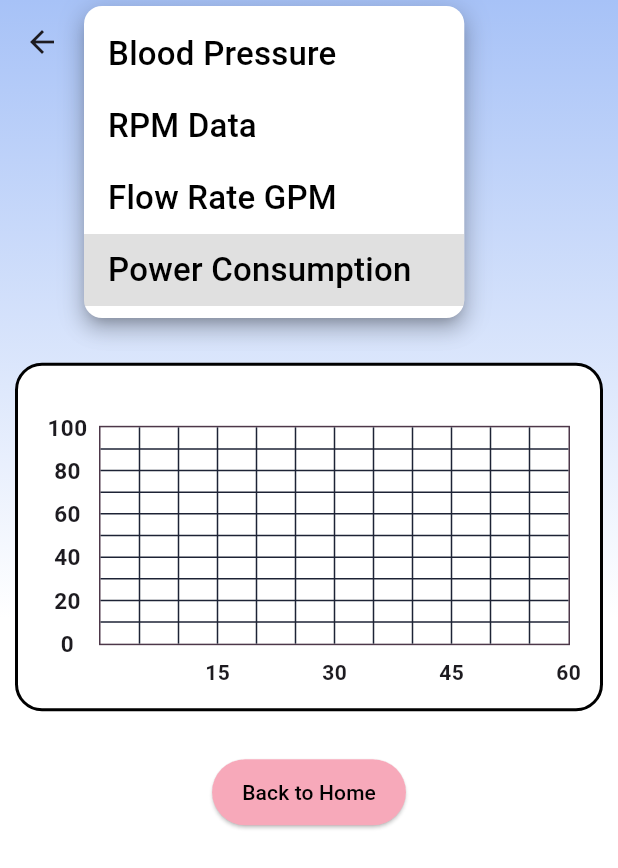
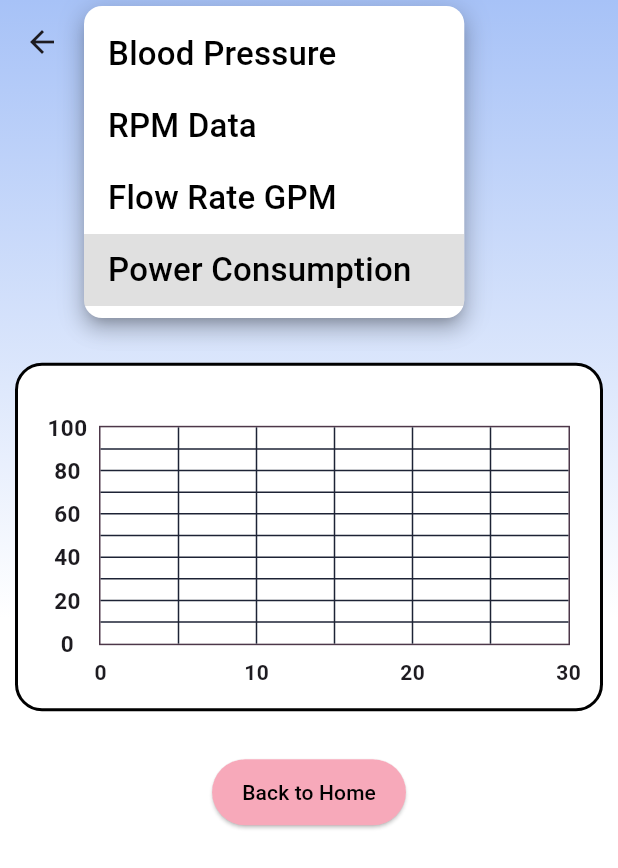
Before and after one commit to Affinity-App/Affinity-App, a Flutter app: the Batterypage screen opened by its route, after a tap on "Power Consumption", on a phone screen of 412 x 824 dp. Shown: the top 868 px of the screen. Run offline on Flutter 3.47's test engine with Material 3 defaults, Android fonts, the phone set to English and light mode, and no system bars; drawn by our look-alikes of fl_chart; our stand-ins replace cloud_firestore, firebase_auth, firebase_core, google_sign_in, open_file, pdf; accounts and stored records are empty; Roboto replaces fonts that are missing (RaleWay).

Commit message:
Scuffed demo code (hard coded for bpm)

```diff
--- a/cardiacengineering_app/lib/pages/dev_settings/test_chart.dart
+++ b/cardiacengineering_app/lib/pages/dev_settings/test_chart.dart
@@ -2,6 +2,7 @@ import 'package:cloud_firestore/cloud_firestore.dart';
 import 'package:flutter/material.dart';
 import 'package:fl_chart/fl_chart.dart';
 import '../../components/background_gradient_container.dart';
+import '../../services/firebase_data.dart';
 
 class lineChart extends StatelessWidget {
   final darkBlueColor = const Color.fromARGB(255, 29, 35, 53);
@@ -60,9 +61,9 @@ class _LineChartSample2State extends State<LineChartSample2> {
   }
 
   Future<void> fetchData() async {
-    final data = await fetchDataFromFirebase(); // Call your Firebase fetching method
+    final data = await fetchDataFromFirebaseOld(); // Call your Firebase fetching method
     setState(() {
-      chartData = Future.value(data);
+      chartData = convertDataToFlSpots();
     });
   }
 
@@ -129,17 +130,17 @@ class _LineChartSample2State extends State<LineChartSample2> {
     Widget text;
 
     switch (value.toInt()) {
-      case 15:
-        text = const Text('15', style: style);
+      case 0:
+        text = const Text('0', style: style);
+        break;
+      case 10:
+        text = const Text('10', style: style);
+        break;
+      case 20:
+        text = const Text('20', style: style);
         break;
       case 30:
         text = const Text('30', style: style);
-        break;
-      case 45:
-        text = const Text('45', style: style);
-        break;
-      case 60:
-        text = const Text('60', style: style);
       default:
         text = const Text('', style: style);
         break;
@@ -237,7 +238,7 @@ class _LineChartSample2State extends State<LineChartSample2> {
         border: Border.all(color: const Color.fromARGB(255, 77, 55, 73)), // chart border outline color
       ),
       minX: 0,
-      maxX: 60,
+      maxX: 30,
       minY: 0,
       maxY: 100,
       lineBarsData: [
@@ -364,7 +365,7 @@ class _LineChartSample2State extends State<LineChartSample2> {
   }
 }
 
-Future<List<FlSpot>> fetchDataFromFirebase() async {
+Future<List<FlSpot>> fetchDataFromFirebaseOld() async {
   final collectionRef = FirebaseFirestore.instance.collection('data_1'); // collection name
   final querySnapshot = await collectionRef.get(); // getting all documents from the collection
 
@@ -382,3 +383,20 @@ Future<List<FlSpot>> fetchDataFromFirebase() async {
 
   return flSpots;
 }
+
+Future<List<FlSpot>> convertDataToFlSpots() async {
+  List<FlSpot> data = [];
+  List<String> xValues = await FirebaseDataFetcher().fetchXValues(0);
+  List<String> yValues = await FirebaseDataFetcher().fetchYValues(0);
+
+  for (int i = 0; i < xValues.length; i++) {
+    // Parse x and y values from strings (assuming they are numerical)
+    double x = double.parse(xValues[i]);
+    double y = double.parse(yValues[i]);
+
+    // Create a new FlSpot instance with parsed values
+    data.add(FlSpot(x, y));
+  }
+  print('returning data');
+  return data;
+}
--- a/cardiacengineering_app/lib/pages/home_data/home_page.dart
+++ b/cardiacengineering_app/lib/pages/home_data/home_page.dart
@@ -7,7 +7,6 @@ import 'rpm_page.dart';
 import 'psi_page.dart';
 import 'battery_page.dart';
 import 'gpm_page.dart';
-import 'record_now_page.dart';
 import '../../components/background_gradient_container.dart';
 import '../../pages/dev_settings/settings_page.dart';
 
--- a/cardiacengineering_app/lib/pages/home_data/rpm_page.dart
+++ b/cardiacengineering_app/lib/pages/home_data/rpm_page.dart
@@ -19,9 +19,6 @@ class _RPMpageState extends State<RPMpage> {
   final List<String> sessionNames = [
     "session 03-28-24 12:04",
     "session 03-28-24 12:13",
-    "session 03-28-24 12:16",
-    "session 03-28-24 12:17",
-    "session 03-28-24 12:21"
   ];
   String _selectedOption = 'RPM Data';
 
--- /dev/null
+++ b/cardiacengineering_app/lib/services/firebase_data.dart
@@ -0,0 +1,68 @@
+import 'package:cloud_firestore/cloud_firestore.dart';
+import 'package:flutter/material.dart';
+
+class FirebaseDataFetcher extends StatelessWidget {
+  final List<String> sessionNames = [
+    "session 03-28-24 12:04",
+    "session 03-28-24 12:13",
+  ];
+
+  FirebaseDataFetcher({Key? key}) : super(key: key);
+
+
+  @override
+  Widget build(BuildContext context) {
+    // TODO: Implement build method
+    throw UnimplementedError();
+  }
+
+  // Separate methods for fetching xValues and yValues
+  Future<List<String>> fetchXValues(int selectedSessionIndex) async {
+    List<String> xValues = [];
+    final snapshot = await FirebaseFirestore.instance
+            .collection('large_heart_data')
+            .doc('bpm') // Assuming xValues are fetched from the same document as yValues
+            .collection(sessionNames[selectedSessionIndex])
+            .doc('data')
+            .get();
+
+        if (snapshot.exists) {
+          final data = snapshot.data() as Map<String, dynamic>;
+          final dataArray = data['data'] as List<dynamic>;
+
+          for (final map in dataArray) {
+            xValues.add(map['x_value'] as String); // Extracting only xValues
+          }
+        } else {
+          print('Document not found');
+        }
+    print('returning xValues');
+
+    return xValues;
+  }
+
+  Future<List<String>> fetchYValues(int selectedSessionIndex) async {
+    List<String> yValues = [];
+    final snapshot = await FirebaseFirestore.instance
+        .collection('large_heart_data')
+        .doc('bpm')
+        .collection(sessionNames[selectedSessionIndex])
+        .doc('data')
+        .get();
+
+    if (snapshot.exists) {
+      final data = snapshot.data() as Map<String, dynamic>;
+      final dataArray = data['data'] as List<dynamic>;
+
+      for (final map in dataArray) {
+        yValues.add(map['y_value'] as String); // Extracting only yValues
+      }
+    } else {
+      print('Document not found');
+    }
+    // ... (your data fetching code for yValues)
+    print('returning yValues');
+
+    return yValues;
+  }
+}
```
